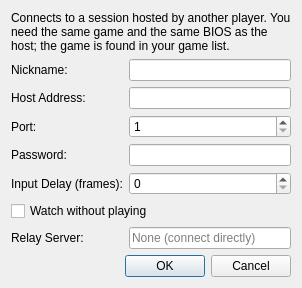
First picture: the form in src/riverhorse-qt/netplayjoinsessiondialog.ui, repository thenotoriousfox/riverhorse, before the edit.
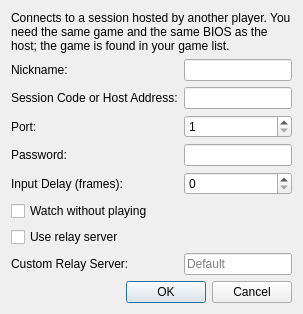
Second picture: the form after the edit.

Commit message:
Use a relay server and session codes for netplay by default
The host is shown a session code from the relay and the others join with it, without forwarding a port; players still connect directly when their routers allow it. The relay can be turned off or replaced with a custom one, and hosting falls back to a plain address and port when the relay can't be reached. With a relay attached, packets to and from other addresses were dropped, so joining by address failed; they now go straight to the socket.

What changed in the file:
```diff
--- a/src/riverhorse-qt/netplayjoinsessiondialog.ui
+++ b/src/riverhorse-qt/netplayjoinsessiondialog.ui
@@ -38,7 +38,7 @@
      <item row="1" column="0">
       <widget class="QLabel" name="hostnameLabel">
        <property name="text">
-        <string>Host Address:</string>
+        <string>Session Code or Host Address:</string>
        </property>
       </widget>
      </item>
@@ -100,17 +100,27 @@
        </property>
       </widget>
      </item>
-     <item row="6" column="0">
+     <item row="6" column="0" colspan="2">
+      <widget class="QCheckBox" name="useRelay">
+       <property name="text">
+        <string>Use relay server</string>
+       </property>
+       <property name="toolTip">
+        <string>Players join with a session code and connect even when their routers block direct connections. Everyone in the session must use the same relay server.</string>
+       </property>
+      </widget>
+     </item>
+     <item row="7" column="0">
       <widget class="QLabel" name="relayServerLabel">
        <property name="text">
-        <string>Relay Server:</string>
+        <string>Custom Relay Server:</string>
        </property>
       </widget>
      </item>
-     <item row="6" column="1">
+     <item row="7" column="1">
       <widget class="QLineEdit" name="relayServer">
        <property name="placeholderText">
-        <string>None (connect directly)</string>
+        <string>Default</string>
        </property>
        <property name="toolTip">
         <string>Address of a relay server (host or host:port), for players who can't reach each other directly. Everyone in the session must use the same one.</string>
```
Left out of the diff: 2 changed lines with no effect on the pictures. The commit also changes 9 other files.
